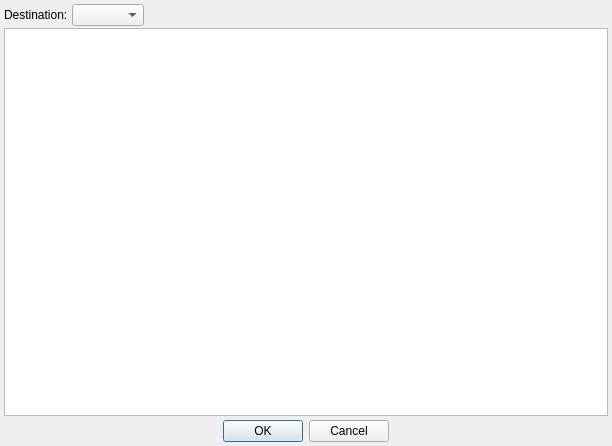
First picture: the form in wordtodeckform.ui, repository z1dev/zkanji, before the edit.
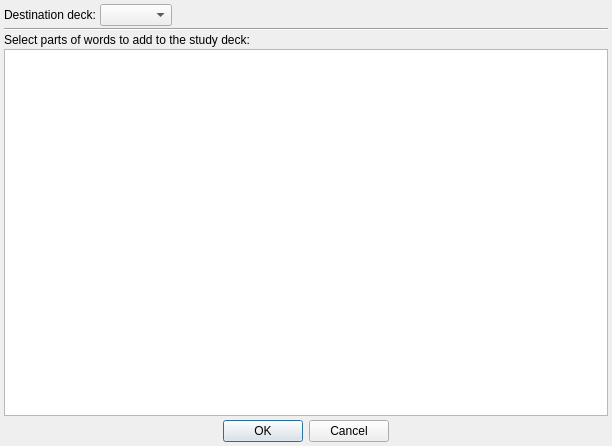
Second picture: the form after the edit. Custom widgets are drawn as their Qt base class.

Commit message: * Saving the deck the user last added words to. The deck is used as the destination the next time the dialog is shown. Its name is saved in the state.xml and restored from there. * Added information label to the word to deck form. * smartvector will return non-const elemenets even for const calls, because the const makes no sense in the standard here.

Diff of the .ui file:
```diff
--- a/wordtodeckform.ui
+++ b/wordtodeckform.ui
@@ -57,7 +57,7 @@
           </sizepolicy>
          </property>
          <property name="text">
-          <string>Destination:</string>
+          <string>Destination deck:</string>
          </property>
         </widget>
        </item>
@@ -80,6 +80,20 @@
       </layout>
      </widget>
     </item>
+    <item>
+     <widget class="Line" name="line">
+      <property name="orientation">
+       <enum>Qt::Horizontal</enum>
+      </property>
+     </widget>
+    </item>
+    <item>
+     <widget class="QLabel" name="label_2">
+      <property name="text">
+       <string>Select parts of words to add to the study deck:</string>
+      </property>
+     </widget>
+    </item>
     <item>
      <widget class="DeckFormListView" name="wordsTable">
       <attribute name="verticalHeaderVisible">
```
The commit also changes 9 other files.
